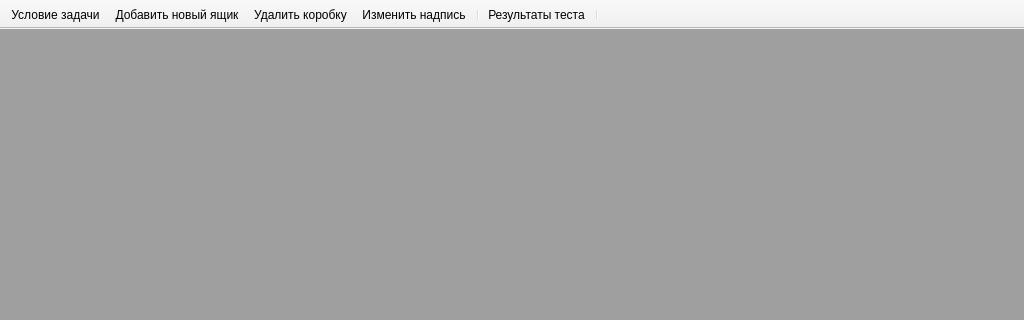
Above: diagn-window.ui from dralex/boxes-diagnostics before the change; both pictures show x 0 to 1024 and y 0 to 320 of the 1024 by 768 pixel window. Below: the same form after it.
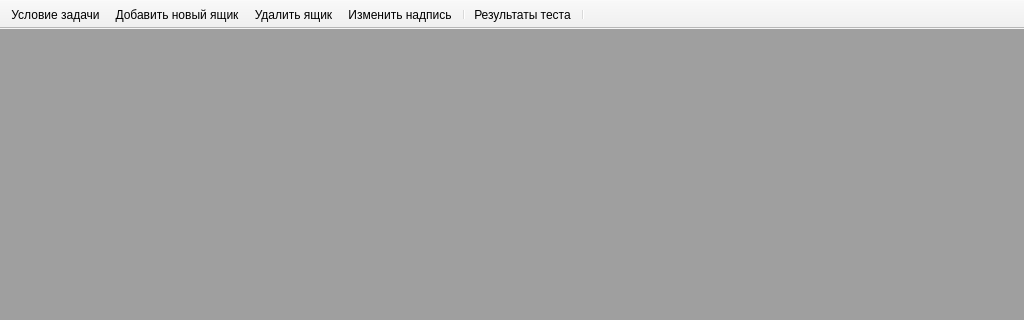
That is the form after the change. Icons and pictures are not drawn.

Commit message: show task before start / small improvements

Diff of the .ui file:
```diff
--- a/diagn-window.ui
+++ b/diagn-window.ui
@@ -115,7 +115,7 @@
      <normaloff>:/Icons/images/delete.png</normaloff>:/Icons/images/delete.png</iconset>
    </property>
    <property name="text">
-    <string>Удалить коробку</string>
+    <string>Удалить ящик</string>
    </property>
    <property name="toolTip">
     <string>Удалить выбранную коробку</string>
```
Left out of the diff: 2 changed lines with no effect on the pictures. The commit also changes 1 other file.
